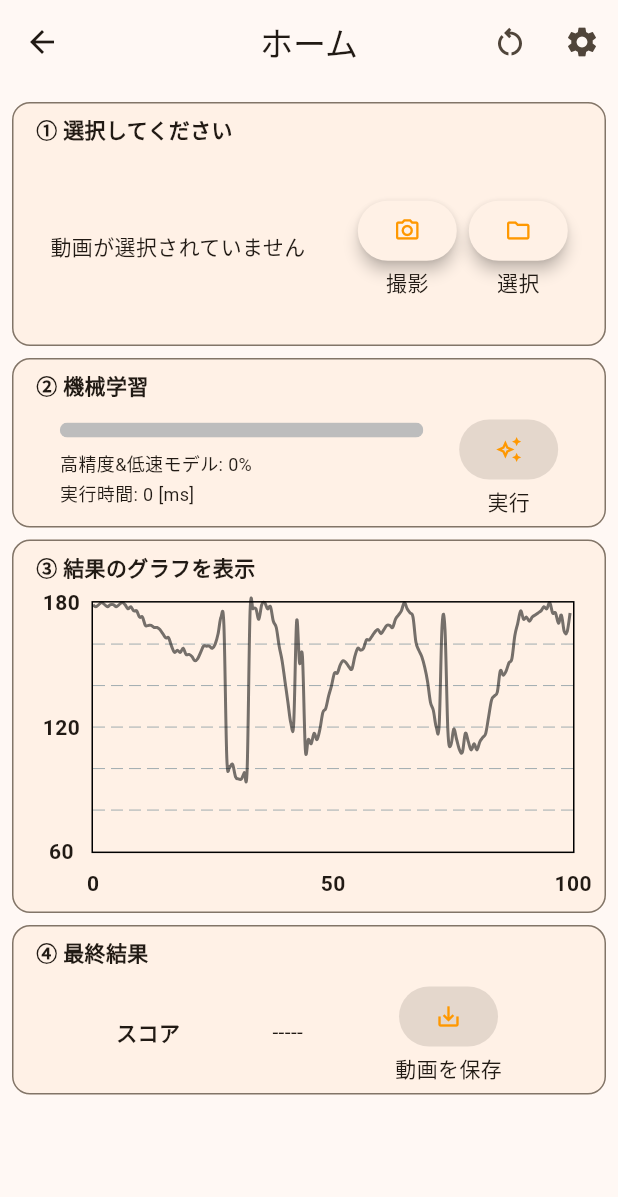
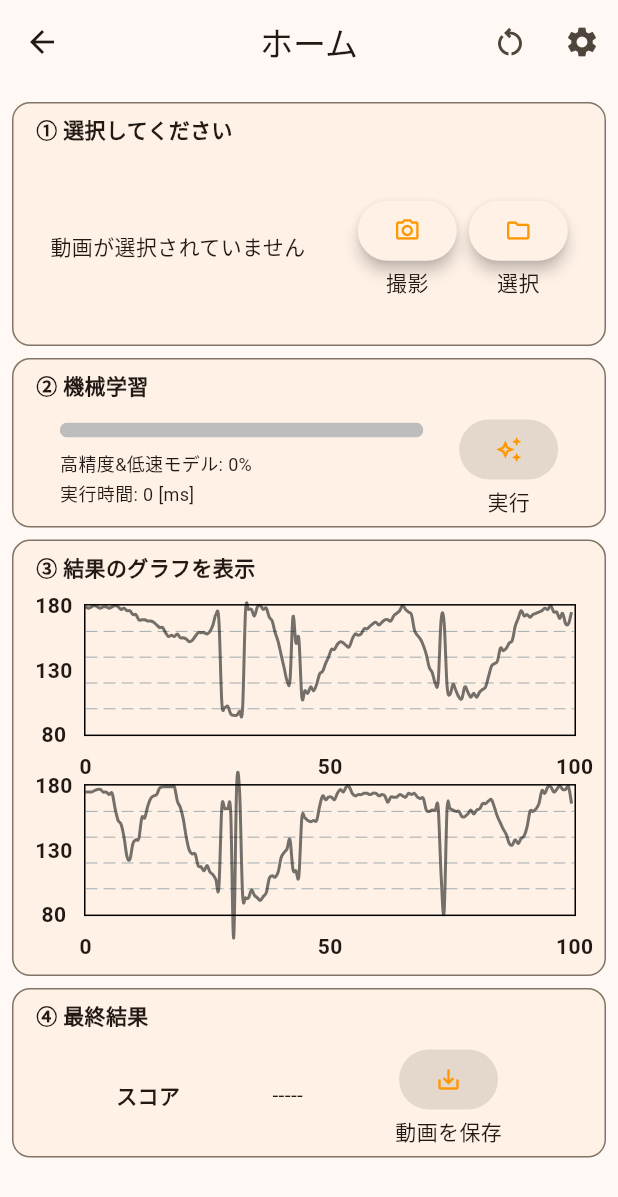
Before and after one commit to HarumaIto/walking_analysis, a Flutter app: the HomePage screen opened directly, on a phone screen of 412 x 824 dp. Shown: the top 1197 px of the screen. Run offline on Flutter 3.47's test engine with Material 2 defaults, Android fonts, the light colour scheme and no system bars; drawn by our look-alikes of fl_chart; our stand-ins replace camera, csv, firebase_core, firebase_crashlytics, flutter_native_splash, flutter_riverpod and 7 more; missing offline and left inert: flutter_ffmpeg, fraction, google_mlkit_pose_detection, video_thumbnail; accounts and stored records are empty.

Commit message:
チャートを2つにした

```diff
--- a/lib/home_view_model/chart_view_model.dart
+++ b/lib/home_view_model/chart_view_model.dart
@@ -1,10 +1,8 @@
-import 'package:fl_chart/fl_chart.dart';
 import 'package:flutter/material.dart';
 import 'package:flutter_riverpod/flutter_riverpod.dart';
-import 'package:walking_analysis/repository/fl_chart_repository.dart';
 
-import '../model/global_variable.dart';
 import '../state/home_providers.dart';
+import '../widget/complex_chart.dart';
 
 class ChartViewModel extends ConsumerWidget {
   const ChartViewModel({Key? key}) : super(key: key);
@@ -12,18 +10,7 @@ class ChartViewModel extends ConsumerWidget {
   @override
   Widget build(BuildContext context, WidgetRef ref) {
     List dataList = ref.watch(dataListProvider).dataList;
-    double screenWidth  = GlobalVar.screenWidth;
 
-    return Container(
-      height: 200,
-      width: screenWidth-50,
-      margin: const EdgeInsets.only(top: 4, right: 8),
-      child: LineChart(
-        FlChartRepository(
-            showComparisonData: true,
-            dataList: dataList
-        ).createChartData()
-      ),
-    );
+    return ComplexChart(dataList: dataList, showComparisonData: true,);
   }
 }
--- a/lib/repository/fl_chart_repository.dart
+++ b/lib/repository/fl_chart_repository.dart
@@ -8,10 +8,12 @@ class FlChartRepository {
 
   final bool showComparisonData;
   final List dataList;
+  final int columnNumber;
 
   FlChartRepository({
     required this.showComparisonData,
-    required this.dataList
+    required this.dataList,
+    required this.columnNumber
   });
 
   // チャートを作成
@@ -25,7 +27,7 @@ class FlChartRepository {
       maxX: 100,
       minX: 0,
       maxY: 180,
-      minY: 60,
+      minY: 80,
     );
   }
 
@@ -72,7 +74,7 @@ class FlChartRepository {
       barWidth: 2,
       dotData: FlDotData(show: false),
       color: color,
-      spots: _flSpotDataExtraction(list, 0),
+      spots: _flSpotDataExtraction(list, columnNumber),
     );
   }
 
@@ -84,11 +86,11 @@ class FlChartRepository {
     );
     String text;
     switch (value.toInt()) {
-      case 60:
-        text = '60';
+      case 80:
+        text = '80';
         break;
-      case 120:
-        text = '120';
+      case 130:
+        text = '130';
         break;
       case 180:
         text = '180';
@@ -156,7 +158,7 @@ class FlChartRepository {
     drawVerticalLine: false,
     horizontalInterval: 1,
     checkToShowHorizontalLine: (double value) {
-      return value == 80 || value == 100 || value == 120 || value == 140 || value == 160;
+      return value == 100 || value == 120 || value == 140 || value == 160;
     }
   );
 
--- a/lib/screen/view/file_library_page.dart
+++ b/lib/screen/view/file_library_page.dart
@@ -1,12 +1,11 @@
 import 'dart:io';
 
-import 'package:fl_chart/fl_chart.dart';
 import 'package:flutter/material.dart';
 import 'package:flutter_riverpod/flutter_riverpod.dart';
 import 'package:path_provider/path_provider.dart';
 import 'package:video_player/video_player.dart';
 import 'package:walking_analysis/model/video_file_path.dart';
-import 'package:walking_analysis/repository/fl_chart_repository.dart';
+import 'package:walking_analysis/widget/complex_chart.dart';
 
 import '../../model/global_variable.dart';
 import '../../state/file_library_provider.dart';
@@ -159,16 +158,9 @@ class FileLibraryPageState extends ConsumerState<FileLibraryPage> {
                         else if(fileExtension == PreviewModel.CSV_EXTENSION)
                           Column(
                             children: [
-                              Container(
-                                height: 200,
-                                width: double.infinity,
-                                padding: const EdgeInsets.only(left: 8, right: 8, bottom: 8),
-                                child: LineChart(
-                                    FlChartRepository(
-                                      showComparisonData: false,
-                                      dataList: getDataForFileCSV(GlobalVar.previewFilePath)
-                                    ).createChartData()
-                                ),
+                              ComplexChart(
+                                dataList: getDataForFileCSV(GlobalVar.previewFilePath),
+                                showComparisonData: false,
                               ),
                               Container(
                                   width: double.infinity,
--- /dev/null
+++ b/lib/widget/complex_chart.dart
@@ -0,0 +1,64 @@
+import 'package:fl_chart/fl_chart.dart';
+import 'package:flutter/material.dart';
+
+import '../model/global_variable.dart';
+import '../repository/fl_chart_repository.dart';
+
+class ComplexChart extends StatelessWidget {
+  final bool showComparisonData;
+  final List dataList;
+
+  ComplexChart({
+    required this.dataList,
+    required this.showComparisonData,
+    Key? key}) : super(key: key);
+
+  List<Widget> getChildren(double height, double width, List dataList) {
+    return [
+      SizedBox(
+        height: height,
+        width: width,
+        child: LineChart(
+            FlChartRepository(
+              showComparisonData: showComparisonData,
+              dataList: dataList,
+              columnNumber: 0,
+            ).createChartData()
+        ),
+      ),
+      SizedBox(
+        height: height,
+        width: width,
+        child: LineChart(
+            FlChartRepository(
+              showComparisonData: showComparisonData,
+              dataList: dataList,
+              columnNumber: 1,
+            ).createChartData()
+        ),
+      )
+    ];
+  }
+
+  @override
+  Widget build(BuildContext context) {
+    double screenWidth  = GlobalVar.screenWidth;
+
+    if (screenWidth > 500) {
+      return Container(
+        margin: const EdgeInsets.only(top: 4, right: 8),
+        child: Row(
+          mainAxisAlignment: MainAxisAlignment.spaceEvenly,
+          children: getChildren(200, screenWidth/2.3, dataList),
+        ),
+      );
+    } else {
+      return Container(
+          margin: const EdgeInsets.only(top: 6, right: 12),
+          child: Column(
+            children: getChildren(120, screenWidth-1.2, dataList),
+          )
+      );
+    }
+  }
+}
```
